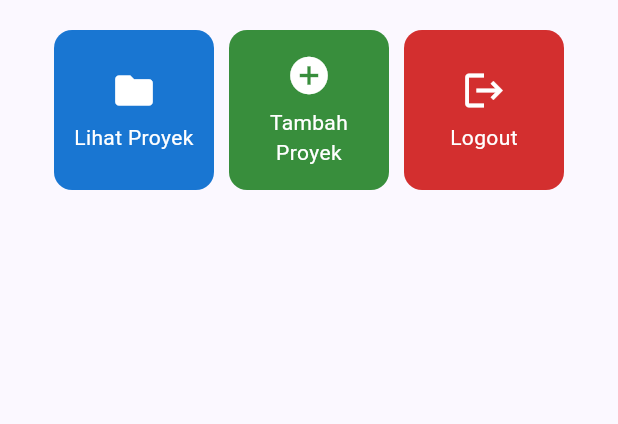
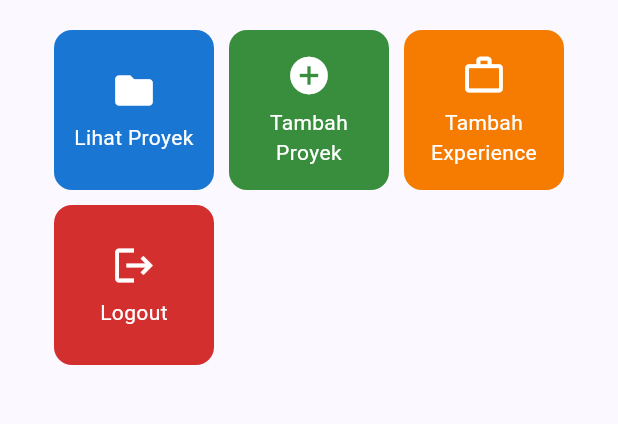
Before and after one commit to nalkq/myportofolio_mobile, a Flutter app: the screen it shows after launch, on a phone screen of 412 x 824 dp, the part 387-811 px from its top. Run offline on Flutter 3.47's test engine with Material 3 defaults, Android fonts, the phone set to English and light mode, and no system bars; our stand-ins replace material_ui.

Commit message:
feat(experience): add dedicated action card and home navigation

```diff
--- a/lib/screens/menu.dart
+++ b/lib/screens/menu.dart
@@ -1,6 +1,7 @@
 import 'package:material_ui/material_ui.dart';
 import 'package:myportofolio_mobile/widgets/left_drawer.dart';
 import 'package:myportofolio_mobile/widgets/project_card.dart';
+import 'package:myportofolio_mobile/widgets/experience_card.dart';
 
 class MyHomePage extends StatelessWidget {
   MyHomePage({super.key});
@@ -12,6 +13,7 @@ class MyHomePage extends StatelessWidget {
   final List<ItemHomepage> items = [
     ItemHomepage("Lihat Proyek", Icons.folder, Colors.blue.shade700),
     ItemHomepage("Tambah Proyek", Icons.add_circle, Colors.green.shade700,),
+    ItemHomepage("Tambah Experience",Icons.work_outline,Colors.orange.shade700,),
     ItemHomepage("Logout", Icons.logout, Colors.red.shade700),
   ];
 
@@ -75,6 +77,10 @@ class MyHomePage extends StatelessWidget {
                     // shrinkWrap agar ukuran kisi menyesuaikan tinggi konten anak.
                     shrinkWrap: true,
                     children: items.map((ItemHomepage item) {
+                      if (item.name == "Tambah Experience") {
+                        return ExperienceCard(item);
+                      }
+
                       return ItemCard(item);
                     }).toList(),
                   ),
--- /dev/null
+++ b/lib/widgets/experience_card.dart
@@ -0,0 +1,59 @@
+import 'package:material_ui/material_ui.dart';
+import 'package:myportofolio_mobile/screens/menu.dart';
+import 'package:myportofolio_mobile/screens/experience_form.dart';
+
+class ExperienceCard extends StatelessWidget {
+  final ItemHomepage item;
+
+  const ExperienceCard(this.item, {super.key});
+
+  @override
+  Widget build(BuildContext context) {
+    return Material(
+      color: item.color,
+      borderRadius: BorderRadius.circular(12),
+      child: InkWell(
+        borderRadius: BorderRadius.circular(12),
+        onTap: () {
+          ScaffoldMessenger.of(context)
+            ..hideCurrentSnackBar()
+            ..showSnackBar(
+              SnackBar(
+                content: Text(
+                  "Kamu telah menekan tombol ${item.name}!",
+                ),
+              ),
+            );
+
+          Navigator.push(
+            context,
+            MaterialPageRoute(
+              builder: (context) => const ExperienceFormPage(),
+            ),
+          );
+        },
+        child: Padding(
+          padding: const EdgeInsets.all(8),
+          child: Center(
+            child: Column(
+              mainAxisAlignment: MainAxisAlignment.center,
+              children: [
+                Icon(
+                  item.icon,
+                  color: Colors.white,
+                  size: 30,
+                ),
+                const SizedBox(height: 6),
+                Text(
+                  item.name,
+                  textAlign: TextAlign.center,
+                  style: const TextStyle(color: Colors.white),
+                ),
+              ],
+            ),
+          ),
+        ),
+      ),
+    );
+  }
+}
```
